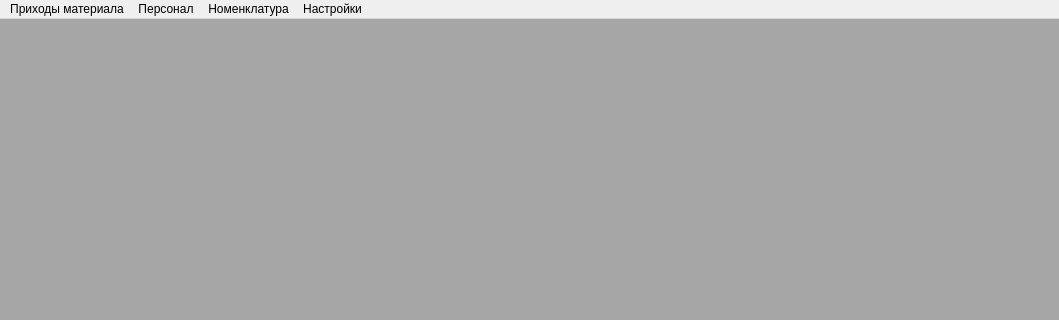
Old version of the form ui/main.ui in the repository Meller008/CRM-Avi; both pictures show x 0 to 1059 and y 0 to 320 of the 1059 by 610 pixel window.
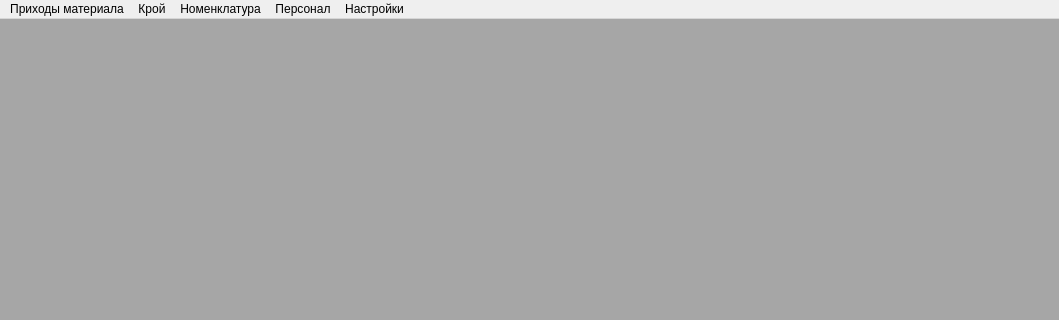
New version of the form. Icons and pictures are not drawn.

Commit message: Доделаны заказы, исправоены ошибки, сделан небольшой тест. Начал крой!

Diff of the .ui file:
```diff
--- a/ui/main.ui
+++ b/ui/main.ui
@@ -130,9 +130,16 @@
     <addaction name="ma_product_article"/>
     <addaction name="ma_product_operations"/>
    </widget>
+   <widget class="QMenu" name="menu_8">
+    <property name="title">
+     <string>Крой</string>
+    </property>
+    <addaction name="ma_cut_list"/>
+   </widget>
    <addaction name="menu"/>
-   <addaction name="menu_4"/>
+   <addaction name="menu_8"/>
    <addaction name="menu_7"/>
+   <addaction name="menu_4"/>
    <addaction name="menu_3"/>
   </widget>
   <widget class="QStatusBar" name="statusbar"/>
```
Left out of the diff: 22 changed lines with no effect on the pictures. The commit also changes 20 other files.
